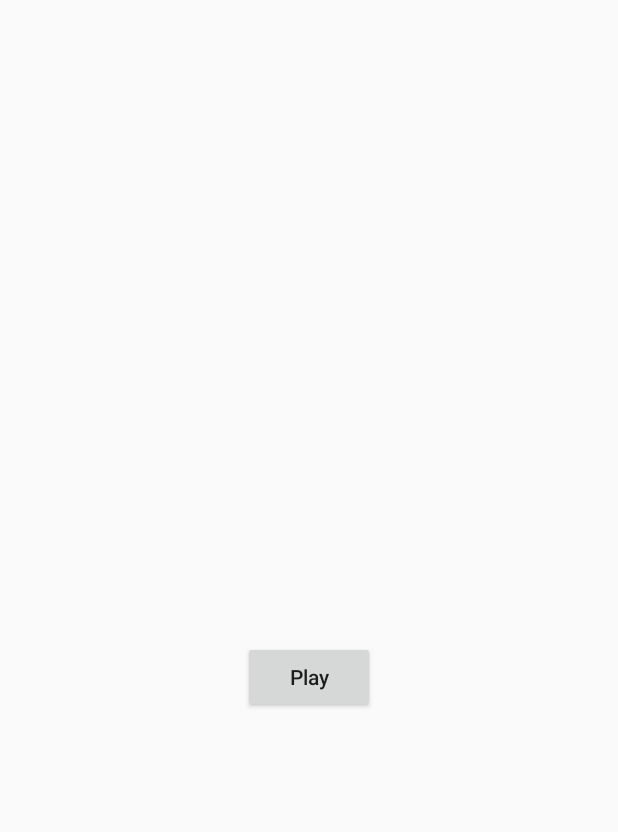
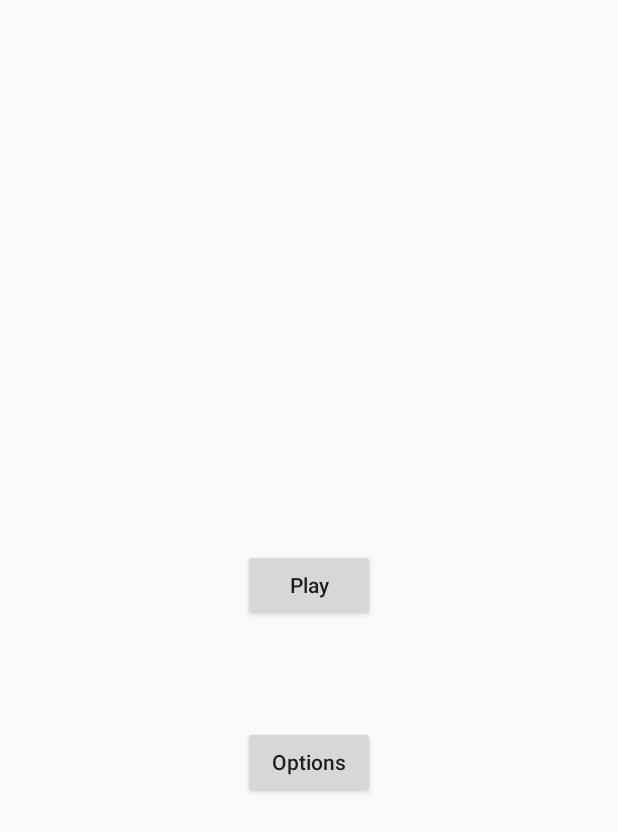
Before and after one commit to HenrygShen/SwimmyFishy, an Android app: the layout content_main.xml on its own in the app's theme, with its tools: preview values and no code run, on a phone screen of 412 x 824 dp. Shown: the top 832 px of the screen. Run offline under Robolectric (Android 15) with nearby library versions, the phone set to English and light mode, and no system bars.

Commit message:
Added placeholder options screen

```diff
--- /dev/null
+++ b/SwimmyFishy/SwimmyFishy/app/src/main/assets/settings.txt
@@ -0,0 +1 @@
+HS = 0
--- a/SwimmyFishy/SwimmyFishy/app/src/main/res/layout/activity_main.xml
+++ b/SwimmyFishy/SwimmyFishy/app/src/main/res/layout/activity_game.xml
@@ -3,9 +3,9 @@
     xmlns:app="http://schemas.android.com/apk/res-auto"
     xmlns:tools="http://schemas.android.com/tools"
     android:layout_width="match_parent"
+    android:layout_height="match_parent"
     android:background="@drawable/bg"
-    android:layout_height="match_parent"
-    tools:context="com.henryandlincoln.swimmyfishy.MainActivity">
+    tools:context="com.henryandlincoln.swimmyfishy.GameActivity">
 
     <android.support.design.widget.AppBarLayout
         android:layout_width="match_parent"
@@ -14,6 +14,6 @@
 
     </android.support.design.widget.AppBarLayout>
 
-    <include layout="@layout/content_main" />
+    <include layout="@layout/content_game" />
 
 </android.support.design.widget.CoordinatorLayout>
--- a/SwimmyFishy/SwimmyFishy/app/src/main/res/layout/content_main.xml
+++ b/SwimmyFishy/SwimmyFishy/app/src/main/res/layout/content_main.xml
@@ -21,6 +21,22 @@
         app:layout_constraintEnd_toEndOf="parent"
         app:layout_constraintStart_toStartOf="parent"
         app:layout_constraintTop_toTopOf="parent"
-        app:layout_constraintVertical_bias="0.552" />
+        app:layout_constraintVertical_bias="0.471" />
+
+    <Button
+        android:id="@+id/options"
+        android:layout_width="wrap_content"
+        android:layout_height="wrap_content"
+        android:layout_marginBottom="8dp"
+        android:layout_marginEnd="8dp"
+        android:layout_marginStart="8dp"
+        android:layout_marginTop="8dp"
+        android:text="Options"
+        android:textAllCaps="false"
+        app:layout_constraintBottom_toBottomOf="parent"
+        app:layout_constraintEnd_toEndOf="parent"
+        app:layout_constraintStart_toStartOf="parent"
+        app:layout_constraintTop_toTopOf="parent"
+        app:layout_constraintVertical_bias="0.626" />
 
 </android.support.constraint.ConstraintLayout>
--- a/SwimmyFishy/SwimmyFishy/app/src/main/res/values/strings.xml
+++ b/SwimmyFishy/SwimmyFishy/app/src/main/res/values/strings.xml
@@ -2,4 +2,5 @@
     <string name="app_name">SwimmyFishy</string>
     <string name="action_settings">Settings</string>
     <string name="title_activity_main2">Main2Activity</string>
+    <string name="title_activity_game">GameActivity</string>
 </resources>
--- a/SwimmyFishy/SwimmyFishy/app/src/main/res/values/styles.xml
+++ b/SwimmyFishy/SwimmyFishy/app/src/main/res/values/styles.xml
@@ -17,4 +17,9 @@
 
     <style name="AppTheme.PopupOverlay" parent="ThemeOverlay.AppCompat.Light" />
 
+    <style name="AppTheme.OptionsPopUpTheme" >
+        <item name = "android:windowIsTranslucent">true</item>
+        <item name = "android:windowCloseOnTouchOutside">true</item>
+    </style>
+
 </resources>
```
Also changed, not shown: SwimmyFishy/SwimmyFishy/app/src/main/AndroidManifest.xml (+11 -0 lines), SwimmyFishy/SwimmyFishy/app/src/main/java/com/henryandlincoln/swimmyfishy/GameActivity.java (added, +17 -0 lines), SwimmyFishy/SwimmyFishy/app/src/main/java/com/henryandlincoln/swimmyfishy/MainActivity.java (+20 -5 lines), SwimmyFishy/SwimmyFishy/app/src/main/java/com/henryandlincoln/swimmyfishy/Options.java (added, +44 -0 lines), SwimmyFishy/SwimmyFishy/app/src/main/res/layout/content_game.xml (added, +12 -0 lines), SwimmyFishy/SwimmyFishy/app/src/main/res/layout/options_window.xml (added, +16 -0 lines).
